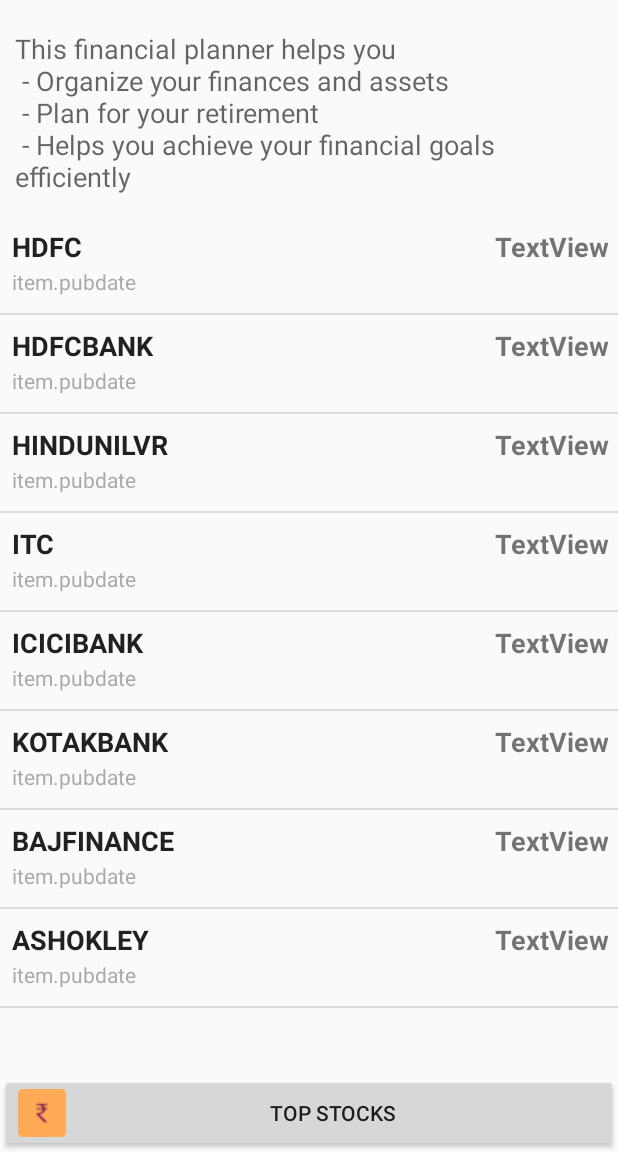
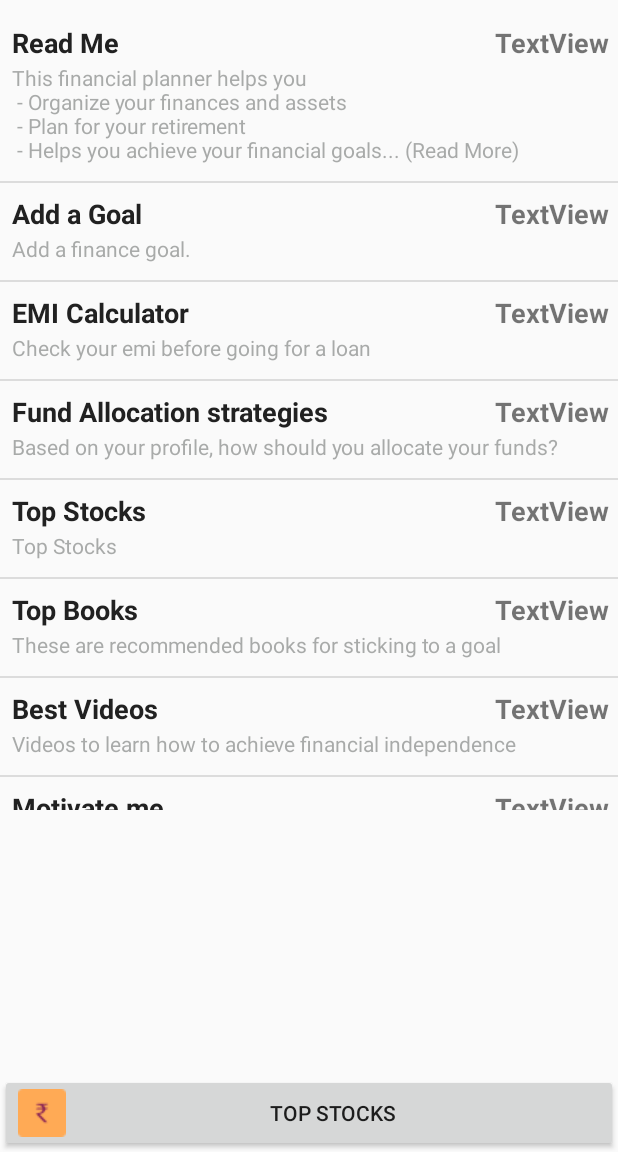
Before and after one commit to youd5/rssfeed, an Android app: the screen it shows after launch (MainActivity), on a phone screen of 412 x 824 dp, the part 84-1236 px from its top. Run offline under Robolectric (Android 15) with nearby library versions, the phone set to English and light mode, and no system bars.

Commit message:
Features list added to HomePage. Next step to add actions to them

```diff
--- a/app/src/main/java/com/example/rssfeed/MainActivity.java
+++ b/app/src/main/java/com/example/rssfeed/MainActivity.java
@@ -1,12 +1,9 @@
 package com.example.rssfeed;
 
 import android.content.Intent;
-import android.database.DataSetObserver;
 import android.os.Bundle;
 import android.view.View;
-import android.view.ViewGroup;
 import android.widget.AdapterView;
-import android.widget.Button;
 import android.widget.ListAdapter;
 import android.widget.ListView;
 import android.widget.SimpleAdapter;
@@ -23,10 +20,11 @@
     private ListView listView;
     private Toolbar myToolbar;
     String[] listItem;
+    String[] listItem2;
 
     private static String TAG_TITLE = "title";
-    private static String TAG_LINK = "link";
-    private static String TAG_PUB_DATE = "pubDate";
+    private static String TAG_ACTIVITY_ON_CLICK = "link";
+    private static String TAG_SUBHEADER = "pubDate";
 
     @Override
     protected void onCreate(Bundle savedInstanceState) {
@@ -42,15 +40,17 @@
         getSupportActionBar().setDisplayShowTitleEnabled(false);
 
         ArrayList<HashMap<String, String>> watchListItemList = new ArrayList<>();
-        listItem = getResources().getStringArray(R.array.watchlist);
+        listItem = getResources().getStringArray(R.array.homepagelist);
+        listItem2 = getResources().getStringArray(R.array.homepagedetail);
+
 
 
         //Populate watchListItemList
-        for(String script: listItem){
+        for(int i = 0; i < listItem.length && i < listItem2.length; i++){
             HashMap<String, String> map = new HashMap<String, String>();
-            map.put(TAG_TITLE, script);
-            map.put(TAG_LINK, "Google.com"); //placeholder
-            map.put(TAG_PUB_DATE, "item.pubdate"); //placeholder
+            map.put(TAG_TITLE, listItem[i]);
+            map.put(TAG_ACTIVITY_ON_CLICK, "ChartActivity"); //placeholder, onclick listener can use the tag link to use the right activity
+            map.put(TAG_SUBHEADER, listItem2[i]); //placeholder rename and use better.
             watchListItemList.add(map);
         }
 
@@ -58,7 +58,7 @@
         ListAdapter adapter = new SimpleAdapter(
                 this,
                 watchListItemList, R.layout.rss_item_list_row,
-                new String[]{TAG_LINK, TAG_TITLE, TAG_PUB_DATE},
+                new String[]{TAG_ACTIVITY_ON_CLICK, TAG_TITLE, TAG_SUBHEADER},
                 new int[]{R.id.page_url, R.id.title, R.id.pub_date});
 
         listView.setAdapter(adapter);
--- a/app/src/main/res/layout/activity_main.xml
+++ b/app/src/main/res/layout/activity_main.xml
@@ -39,28 +39,14 @@
         android:drawableLeft="@drawable/favicon32x32"
         app:layout_constraintStart_toStartOf="parent" />
 
-    <TextView
-        android:id="@+id/textView2"
-        android:layout_width="0dp"
-        android:layout_height="wrap_content"
-        android:layout_marginStart="10dp"
-        android:layout_marginTop="20dp"
-        android:layout_marginEnd="10dp"
-        android:text="@string/read_me"
-        android:textAppearance="@style/TextAppearance.AppCompat.Medium"
-        app:layout_constraintEnd_toEndOf="parent"
-        app:layout_constraintHorizontal_bias="1.0"
-        app:layout_constraintStart_toStartOf="parent"
-        app:layout_constraintTop_toBottomOf="@+id/my_toolbar" />
-
     <ListView
         android:id="@+id/listviewmain"
         android:layout_width="414dp"
         android:layout_height="532dp"
         android:layout_below="@+id/my_toolbar"
-        android:layout_marginTop="14dp"
-        app:layout_constraintTop_toBottomOf="@+id/textView2"
-        tools:layout_editor_absoluteX="-3dp"
-        tools:ignore="MissingConstraints"></ListView>
+        android:layout_marginTop="8dp"
+        app:layout_constraintTop_toBottomOf="@+id/my_toolbar"
+        tools:ignore="MissingConstraints"
+        tools:layout_editor_absoluteX="-3dp"></ListView>
 
 </androidx.constraintlayout.widget.ConstraintLayout>
--- a/app/src/main/res/values/strings.xml
+++ b/app/src/main/res/values/strings.xml
@@ -19,6 +19,29 @@
     <string name="lets_add_a_goal">Lets add a Goal</string>
     <string name="emicalculator">EMI Calculator</string>
 
+    <string-array name="homepagelist">
+        <item>Read Me</item>
+        <item>Add a Goal</item>
+        <item>EMI Calculator</item>
+        <item>Fund Allocation strategies</item>
+        <item>Top Stocks</item>
+        <item>Top Books</item>
+        <item>Best Videos</item>
+        <item>Motivate me</item>
+    </string-array>
+    <string-array name="homepagedetail">
+        <item>This financial planner helps you\n  - Organize your finances and assets\n  - Plan for your retirement\n - Helps you achieve your financial goals... (Read More)</item>
+        <item>Add a finance goal.</item>
+        <item>Check your emi before going for a loan</item>
+        <item>Based on your profile, how should you allocate your funds?</item>
+        <item>Top Stocks</item>
+        <item>These are recommended books for sticking to a goal</item>
+        <item>Videos to learn how to achieve financial independence</item>
+        <item>Click to get an excellent motivational quote</item>
+
+    </string-array>
+
+
     <string-array name="watchlist">
         <item>HDFC</item>
         <item>HDFCBANK</item>
```
